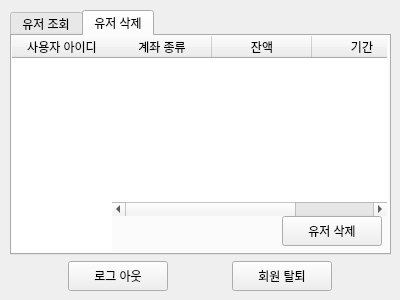
The window that managerwidget.ui (jejuvita01/VEDA_BankManagement) describes before a commit, drawn with Qt 5.
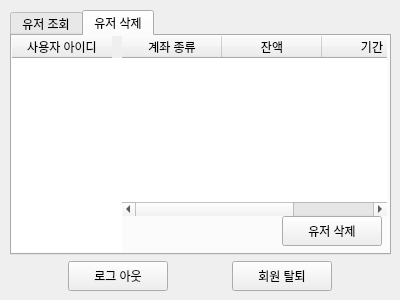
The same window after the commit.

The edit to the form file:
```diff
--- a/managerwidget.ui
+++ b/managerwidget.ui
@@ -111,7 +111,7 @@
          <rect>
           <x>0</x>
           <y>0</y>
-          <width>100</width>
+          <width>110</width>
           <height>216</height>
          </rect>
         </property>
@@ -127,9 +127,9 @@
        <widget class="QTableWidget" name="userAccountsTabelWidget">
         <property name="geometry">
          <rect>
-          <x>100</x>
+          <x>110</x>
           <y>0</y>
-          <width>275</width>
+          <width>265</width>
           <height>180</height>
          </rect>
         </property>
```
